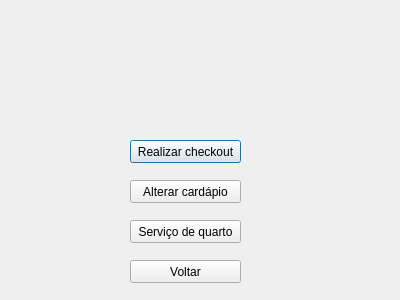
YouKhatib/EstruturaProjeto, file Projeto/adm.ui: the form before one commit.
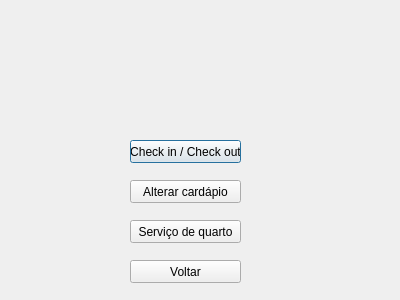
The form after the commit.

Commit message: Check-in/Check-out (LES) pronto e comentado

The edit to the form file:
```diff
--- a/Projeto/adm.ui
+++ b/Projeto/adm.ui
@@ -23,7 +23,7 @@
     </rect>
    </property>
    <property name="text">
-    <string>Realizar checkout</string>
+    <string>Check in / Check out</string>
    </property>
   </widget>
   <widget class="QPushButton" name="pushButton_2">
```
The commit also changes 8 other files.
